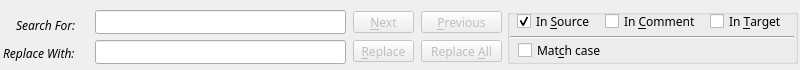
The window that editor/ui/Find.ui (cc-archive/pootle) describes before a commit, drawn with Qt 5.
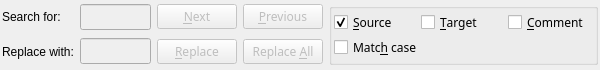
The same window after the commit. Icons and pictures are not drawn.

Diff of the .ui file:
```diff
--- a/editor/ui/Find.ui
+++ b/editor/ui/Find.ui
@@ -11,58 +11,94 @@
    <rect>
     <x>0</x>
     <y>0</y>
-    <width>800</width>
+    <width>600</width>
     <height>70</height>
    </rect>
   </property>
   <property name="sizePolicy" >
    <sizepolicy>
     <hsizetype>5</hsizetype>
-    <vsizetype>4</vsizetype>
+    <vsizetype>1</vsizetype>
     <horstretch>0</horstretch>
     <verstretch>0</verstretch>
    </sizepolicy>
   </property>
   <property name="minimumSize" >
    <size>
-    <width>800</width>
+    <width>600</width>
     <height>70</height>
    </size>
   </property>
-  <property name="maximumSize" >
-   <size>
-    <width>16777215</width>
-    <height>0</height>
-   </size>
-  </property>
   <property name="contextMenuPolicy" >
    <enum>Qt::DefaultContextMenu</enum>
   </property>
   <property name="windowTitle" >
    <string/>
   </property>
+  <layout class="QGridLayout" >
+   <property name="margin" >
+    <number>2</number>
+   </property>
+   <property name="spacing" >
+    <number>6</number>
+   </property>
+   <item row="1" column="1" >
+    <widget class="QLineEdit" name="lineEdit_2" >
+     <property name="enabled" >
+      <bool>false</bool>
+     </property>
+     <property name="minimumSize" >
+      <size>
+       <width>0</width>
+       <height>26</height>
+      </size>
+     </property>
+    </widget>
+   </item>
+   <item row="0" column="1" >
   <widget class="QLineEdit" name="lineEdit" >
-   <property name="geometry" >
-    <rect>
-     <x>95</x>
-     <y>10</y>
-     <width>251</width>
-     <height>24</height>
-    </rect>
-   </property>
-  </widget>
+     <property name="enabled" >
+      <bool>false</bool>
+     </property>
+     <property name="minimumSize" >
+      <size>
+       <width>0</width>
+       <height>26</height>
+      </size>
+     </property>
+    </widget>
+   </item>
+   <item row="1" column="0" >
+    <widget class="QLabel" name="lblReplace" >
+     <property name="sizeIncrement" >
+      <size>
+       <width>0</width>
+       <height>0</height>
+      </size>
+     </property>
+     <property name="text" >
+      <string>Replace with:</string>
+     </property>
+    </widget>
+   </item>
+   <item row="0" column="0" >
+    <widget class="QLabel" name="lblFind" >
+     <property name="sizeIncrement" >
+      <size>
+       <width>0</width>
+       <height>0</height>
+      </size>
+     </property>
+     <property name="text" >
+      <string>Search for:</string>
+     </property>
+    </widget>
+   </item>
+   <item row="0" column="2" >
   <widget class="QPushButton" name="findNext" >
    <property name="enabled" >
     <bool>false</bool>
    </property>
-   <property name="geometry" >
-    <rect>
-     <x>353</x>
-     <y>11</y>
-     <width>61</width>
-     <height>22</height>
-    </rect>
-   </property>
    <property name="font" >
     <font>
      <family>Sans Serif</family>
@@ -74,71 +110,31 @@
      <strikeout>false</strikeout>
     </font>
    </property>
+     <property name="layoutDirection" >
+      <enum>Qt::LeftToRight</enum>
+     </property>
    <property name="text" >
     <string>&amp;Next</string>
    </property>
    <property name="icon" >
-    <iconset>../images/next.png</iconset>
-   </property>
-   <property name="flat" >
-    <bool>false</bool>
-   </property>
-  </widget>
-  <widget class="QPushButton" name="findPrevious" >
-   <property name="enabled" >
-    <bool>false</bool>
-   </property>
-   <property name="geometry" >
-    <rect>
-     <x>421</x>
-     <y>11</y>
-     <width>81</width>
-     <height>22</height>
-    </rect>
-   </property>
-   <property name="font" >
-    <font>
-     <family>Sans Serif</family>
-     <pointsize>9</pointsize>
-     <weight>50</weight>
-     <italic>false</italic>
-     <bold>false</bold>
-     <underline>false</underline>
-     <strikeout>false</strikeout>
-    </font>
-   </property>
-   <property name="text" >
-    <string>&amp;Previous</string>
-   </property>
-   <property name="icon" >
-    <iconset>../images/previous.png</iconset>
-   </property>
+      <iconset/>
+     </property>
+     <property name="autoDefault" >
+      <bool>true</bool>
+     </property>
+     <property name="default" >
+      <bool>true</bool>
+     </property>
    <property name="flat" >
     <bool>false</bool>
    </property>
   </widget>
-  <widget class="QLineEdit" name="lineEdit_2" >
-   <property name="geometry" >
-    <rect>
-     <x>95</x>
-     <y>40</y>
-     <width>251</width>
-     <height>24</height>
-    </rect>
-   </property>
-  </widget>
+   </item>
+   <item row="1" column="2" >
   <widget class="QPushButton" name="replace" >
    <property name="enabled" >
     <bool>false</bool>
    </property>
-   <property name="geometry" >
-    <rect>
-     <x>353</x>
-     <y>40</y>
-     <width>61</width>
-     <height>22</height>
-    </rect>
-   </property>
    <property name="font" >
     <font>
      <family>Sans Serif</family>
@@ -150,6 +146,9 @@
      <strikeout>false</strikeout>
     </font>
    </property>
+     <property name="layoutDirection" >
+      <enum>Qt::LeftToRight</enum>
+     </property>
    <property name="text" >
     <string>&amp;Replace</string>
    </property>
@@ -160,18 +159,12 @@
     <bool>false</bool>
    </property>
   </widget>
+   </item>
+   <item row="1" column="3" >
   <widget class="QPushButton" name="replaceAll" >
    <property name="enabled" >
     <bool>false</bool>
    </property>
-   <property name="geometry" >
-    <rect>
-     <x>421</x>
-     <y>40</y>
-     <width>81</width>
-     <height>22</height>
-    </rect>
-   </property>
    <property name="font" >
     <font>
      <family>Sans Serif</family>
@@ -193,75 +186,36 @@
     <bool>false</bool>
    </property>
   </widget>
-  <widget class="QLabel" name="lblReplace" >
-   <property name="geometry" >
-    <rect>
-     <x>3</x>
-     <y>42</y>
-     <width>95</width>
-     <height>22</height>
-    </rect>
-   </property>
-   <property name="sizeIncrement" >
-    <size>
-     <width>0</width>
-     <height>0</height>
-    </size>
-   </property>
+   </item>
+   <item row="0" column="3" >
+    <widget class="QPushButton" name="findPrevious" >
+     <property name="enabled" >
+      <bool>false</bool>
+     </property>
    <property name="font" >
     <font>
      <family>Sans Serif</family>
      <pointsize>9</pointsize>
      <weight>50</weight>
-     <italic>true</italic>
+       <italic>false</italic>
      <bold>false</bold>
      <underline>false</underline>
      <strikeout>false</strikeout>
     </font>
    </property>
    <property name="text" >
-    <string>Replace With:</string>
-   </property>
-  </widget>
-  <widget class="QLabel" name="lblFind" >
-   <property name="geometry" >
-    <rect>
-     <x>16</x>
-     <y>14</y>
-     <width>79</width>
-     <height>22</height>
-    </rect>
-   </property>
-   <property name="sizeIncrement" >
-    <size>
-     <width>0</width>
-     <height>0</height>
-    </size>
-   </property>
-   <property name="font" >
-    <font>
-     <family>Sans Serif</family>
-     <pointsize>9</pointsize>
-     <weight>50</weight>
-     <italic>true</italic>
-     <bold>false</bold>
-     <underline>false</underline>
-     <strikeout>false</strikeout>
-    </font>
-   </property>
-   <property name="text" >
-    <string>Search For:</string>
-   </property>
-  </widget>
+      <string>&amp;Previous</string>
+     </property>
+     <property name="icon" >
+      <iconset/>
+     </property>
+     <property name="flat" >
+      <bool>false</bool>
+     </property>
+    </widget>
+   </item>
+   <item rowspan="2" row="0" column="4" >
   <widget class="QGroupBox" name="groupBox" >
-   <property name="geometry" >
-    <rect>
-     <x>507</x>
-     <y>9</y>
-     <width>291</width>
-     <height>55</height>
-    </rect>
-   </property>
    <property name="font" >
     <font>
      <family>Sans Serif</family>
@@ -276,27 +230,20 @@
    <property name="title" >
     <string/>
    </property>
-   <widget class="Line" name="line" >
-    <property name="geometry" >
-     <rect>
-      <x>3</x>
-      <y>26</y>
-      <width>284</width>
-      <height>5</height>
-     </rect>
-    </property>
-    <property name="orientation" >
-     <enum>Qt::Horizontal</enum>
-    </property>
-   </widget>
-   <widget class="QCheckBox" name="matchcase" >
-    <property name="geometry" >
-     <rect>
-      <x>11</x>
-      <y>33</y>
-      <width>91</width>
-      <height>17</height>
-     </rect>
+     <layout class="QGridLayout" >
+      <property name="margin" >
+       <number>2</number>
+      </property>
+      <property name="spacing" >
+       <number>2</number>
+      </property>
+      <item row="0" column="1" >
+       <widget class="QCheckBox" name="intarget" >
+        <property name="minimumSize" >
+         <size>
+          <width>85</width>
+          <height>0</height>
+         </size>
     </property>
     <property name="font" >
      <font>
@@ -310,17 +257,17 @@
      </font>
     </property>
     <property name="text" >
-     <string>Mat&amp;ch case</string>
-    </property>
-   </widget>
+         <string>&amp;Target</string>
+        </property>
+       </widget>
+      </item>
+      <item row="0" column="0" >
    <widget class="QCheckBox" name="insource" >
-    <property name="geometry" >
-     <rect>
-      <x>10</x>
-      <y>4</y>
-      <width>81</width>
-      <height>17</height>
-     </rect>
+        <property name="minimumSize" >
+         <size>
+          <width>85</width>
+          <height>0</height>
+         </size>
     </property>
     <property name="font" >
      <font>
@@ -334,7 +281,7 @@
      </font>
     </property>
     <property name="text" >
-     <string>In &amp;Source</string>
+         <string>&amp;Source</string>
     </property>
     <property name="checkable" >
      <bool>true</bool>
@@ -346,14 +293,14 @@
      <bool>false</bool>
     </property>
    </widget>
+      </item>
+      <item row="0" column="2" >
    <widget class="QCheckBox" name="incomment" >
-    <property name="geometry" >
-     <rect>
-      <x>98</x>
-      <y>4</y>
-      <width>101</width>
-      <height>17</height>
-     </rect>
+        <property name="minimumSize" >
+         <size>
+          <width>85</width>
+          <height>0</height>
+         </size>
     </property>
     <property name="font" >
      <font>
@@ -367,20 +314,20 @@
      </font>
     </property>
     <property name="text" >
-     <string>In &amp;Comment</string>
+         <string>&amp;Comment</string>
     </property>
     <property name="checked" >
      <bool>false</bool>
     </property>
    </widget>
-   <widget class="QCheckBox" name="intarget" >
-    <property name="geometry" >
-     <rect>
-      <x>203</x>
-      <y>4</y>
-      <width>81</width>
-      <height>17</height>
-     </rect>
+      </item>
+      <item row="2" column="0" >
+       <widget class="QCheckBox" name="matchcase" >
+        <property name="minimumSize" >
+         <size>
+          <width>85</width>
+          <height>0</height>
+         </size>
     </property>
     <property name="font" >
      <font>
@@ -394,10 +341,14 @@
      </font>
     </property>
     <property name="text" >
-     <string>In &amp;Target</string>
-    </property>
-   </widget>
-  </widget>
+         <string>Matc&amp;h case</string>
+        </property>
+       </widget>
+      </item>
+     </layout>
+    </widget>
+   </item>
+  </layout>
  </widget>
  <pixmapfunction></pixmapfunction>
  <resources/>
```
Left out of the diff: 6 changed lines with no effect on the pictures. Lines whose indentation alone changed are shown as unchanged.
